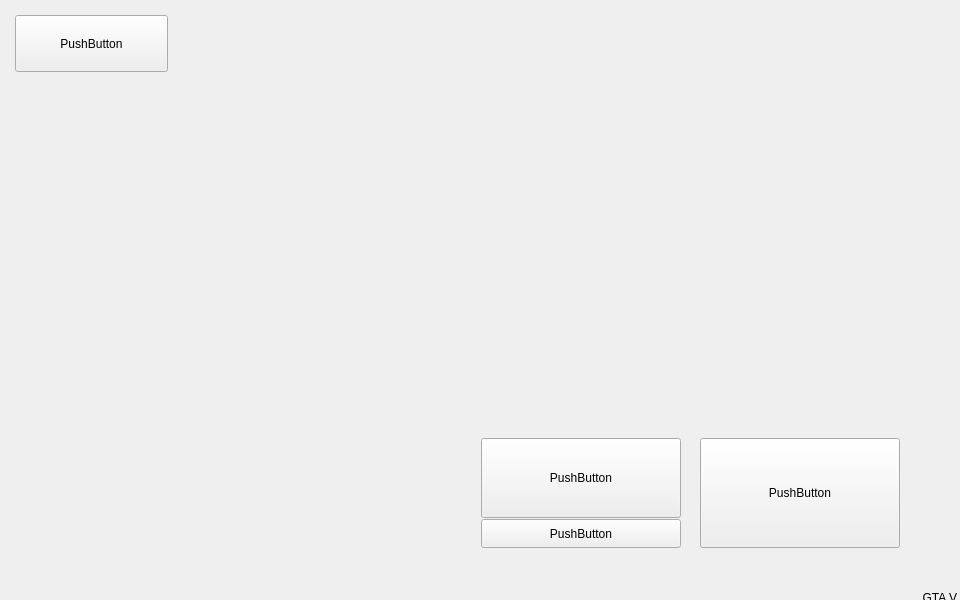
Qt form GTA-V-Launcher/src/MainWindow.ui (moffa13/GTA-V-Launcher) before a commit.
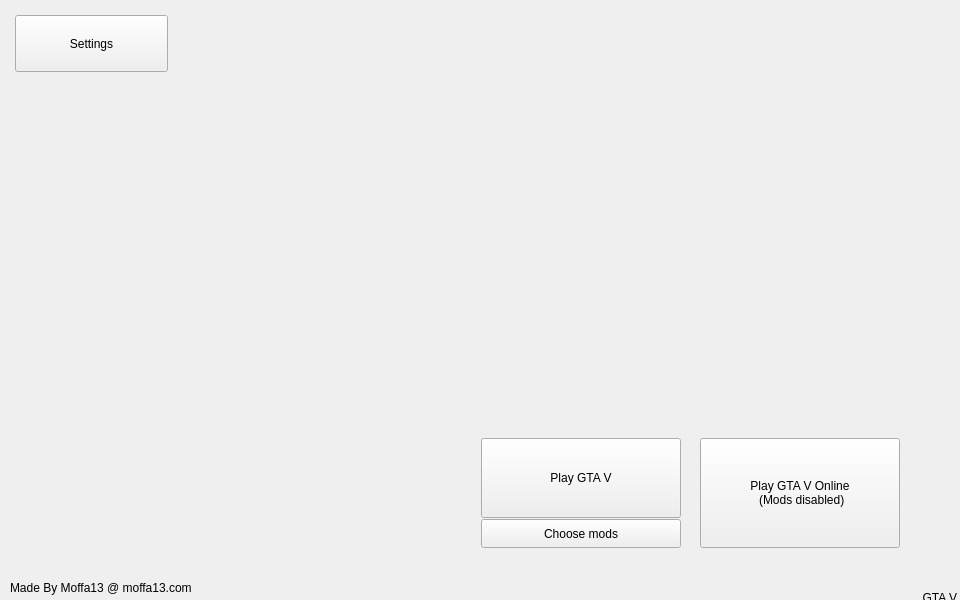
The same form after that commit.

```diff
--- a/GTA-V-Launcher/src/MainWindow.ui
+++ b/GTA-V-Launcher/src/MainWindow.ui
@@ -35,7 +35,8 @@
     </rect>
    </property>
    <property name="text">
-    <string>PushButton</string>
+    <string>Play GTA V Online
+ (Mods disabled)</string>
    </property>
   </widget>
   <widget class="QPushButton" name="playMods">
@@ -48,7 +49,7 @@
     </rect>
    </property>
    <property name="text">
-    <string>PushButton</string>
+    <string>Play GTA V</string>
    </property>
   </widget>
   <widget class="QPushButton" name="chooseMods">
@@ -61,7 +62,7 @@
     </rect>
    </property>
    <property name="text">
-    <string>PushButton</string>
+    <string>Choose mods</string>
    </property>
   </widget>
   <widget class="QLabel" name="byLabel">
@@ -74,7 +75,7 @@
     </rect>
    </property>
    <property name="text">
-    <string/>
+    <string>Made By Moffa13 @ moffa13.com</string>
    </property>
   </widget>
   <widget class="QPushButton" name="openOptionsButton">
@@ -87,7 +88,7 @@
     </rect>
    </property>
    <property name="text">
-    <string>PushButton</string>
+    <string>Settings</string>
    </property>
   </widget>
   <widget class="QLabel" name="gtaVersionLabel">
```
